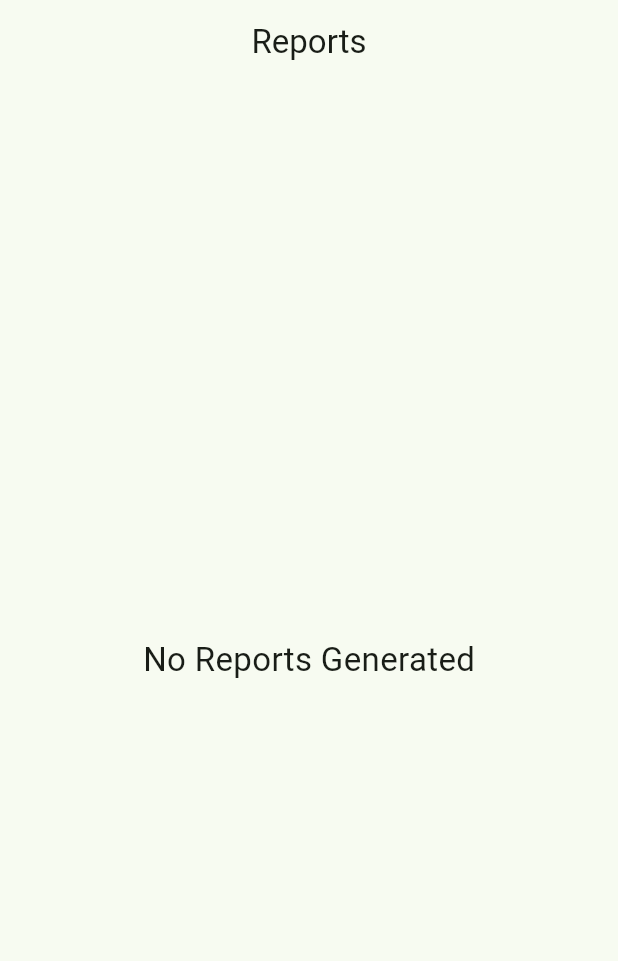
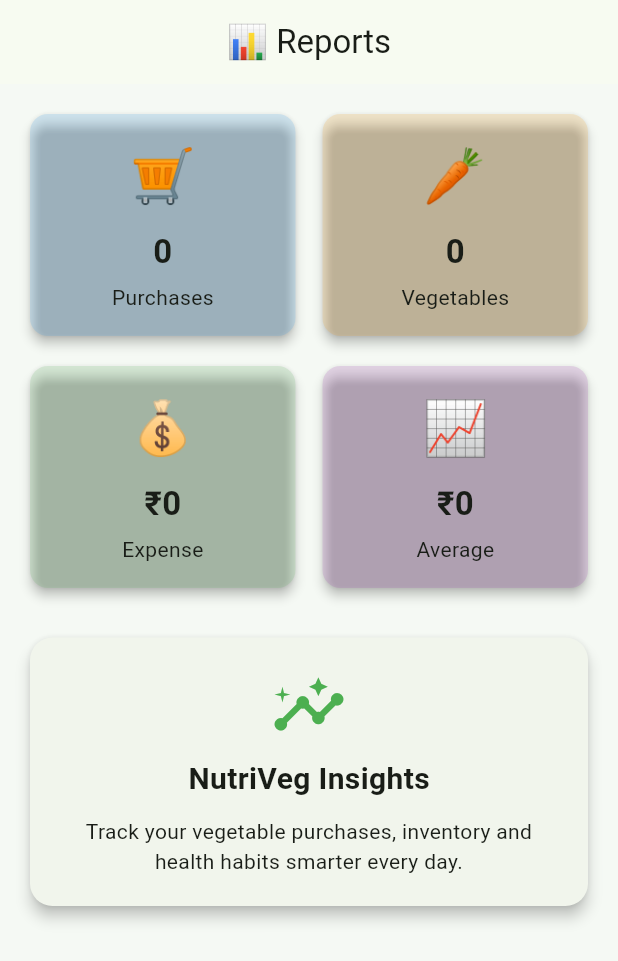
Before and after one commit to Abu-git27/nutriveg_home, a Flutter app: the ReportScreen screen opened directly, on a phone screen of 412 x 824 dp. Shown: the top 961 px of the screen. Run offline on Flutter 3.47's test engine with Material 3 defaults, Android fonts, the phone set to English and light mode, and no system bars; our stand-ins replace hive, hive_flutter; accounts and stored records are empty.

Commit message:
Day 8 - Reports dashboard and health score

```diff
--- a/lib/main.dart
+++ b/lib/main.dart
@@ -112,6 +112,28 @@ class DashboardScreen extends StatelessWidget {
     return total;
   }
 
+  int getHealthScore() {
+    final box = Hive.box('purchases');
+
+    Set<String> vegetables = {};
+
+    for (int i = 0; i < box.length; i++) {
+      final item = box.getAt(i);
+
+      vegetables.add(
+        item['vegetable']
+            .toString()
+            .toLowerCase(),
+      );
+    }
+
+    int count = vegetables.length;
+
+    if (count >= 5) return 100;
+
+    return count * 20;
+  }
+
   @override
   Widget build(BuildContext context) {
     return Scaffold(
@@ -146,9 +168,7 @@ class DashboardScreen extends StatelessWidget {
                         fontWeight: FontWeight.bold,
                       ),
                     ),
-
                     SizedBox(height: 5),
-
                     Text(
                       "Track your vegetables smartly",
                       style: TextStyle(
@@ -174,10 +194,11 @@ class DashboardScreen extends StatelessWidget {
 
                     const SizedBox(width: 10),
 
-                    const Expanded(
+                    Expanded(
                       child: DashboardCard(
                         title: "Health Score",
-                        value: "0",
+                        value:
+                        "${getHealthScore()}",
                         icon: Icons.favorite,
                       ),
                     ),
@@ -706,15 +727,159 @@ class ReportScreen extends StatelessWidget {
 
   @override
   Widget build(BuildContext context) {
+    final box = Hive.box('purchases');
+
     return Scaffold(
+      backgroundColor: const Color(0xFFF5F9F4),
       appBar: AppBar(
-        title: Text("Reports"),
+        title: const Text("📊 Reports"),
         centerTitle: true,
       ),
-      body: Center(
-        child: Text(
-          "No Reports Generated",
-          style: TextStyle(fontSize: 22),
+      body: ValueListenableBuilder(
+        valueListenable: box.listenable(),
+        builder: (context, Box box, _) {
+          int totalPurchases = box.length;
+
+          double totalExpense = 0;
+
+          Set<String> vegetables = {};
+
+          for (int i = 0; i < box.length; i++) {
+            final item = box.getAt(i);
+
+            totalExpense +=
+                double.tryParse(item['price'].toString()) ?? 0;
+
+            vegetables.add(
+              item['vegetable'].toString().toLowerCase(),
+            );
+          }
+
+          double averageExpense =
+          totalPurchases > 0
+              ? totalExpense / totalPurchases
+              : 0;
+
+          return SingleChildScrollView(
+            padding: const EdgeInsets.all(16),
+            child: Column(
+              children: [
+
+                Row(
+                  children: [
+                    Expanded(
+                      child: _reportCard(
+                        "🛒",
+                        "Purchases",
+                        "$totalPurchases",
+                        Colors.blue,
+                      ),
+                    ),
+                    const SizedBox(width: 10),
+                    Expanded(
+                      child: _reportCard(
+                        "🥕",
+                        "Vegetables",
+                        "${vegetables.length}",
+                        Colors.orange,
+                      ),
+                    ),
+                  ],
+                ),
+
+                const SizedBox(height: 12),
+
+                Row(
+                  children: [
+                    Expanded(
+                      child: _reportCard(
+                        "💰",
+                        "Expense",
+                        "₹${totalExpense.toStringAsFixed(0)}",
+                        Colors.green,
+                      ),
+                    ),
+                    const SizedBox(width: 10),
+                    Expanded(
+                      child: _reportCard(
+                        "📈",
+                        "Average",
+                        "₹${averageExpense.toStringAsFixed(0)}",
+                        Colors.purple,
+                      ),
+                    ),
+                  ],
+                ),
+
+                const SizedBox(height: 25),
+
+                Card(
+                  elevation: 4,
+                  shape: RoundedRectangleBorder(
+                    borderRadius: BorderRadius.circular(15),
+                  ),
+                  child: const Padding(
+                    padding: EdgeInsets.all(20),
+                    child: Column(
+                      children: [
+                        Icon(
+                          Icons.insights,
+                          size: 50,
+                          color: Colors.green,
+                        ),
+                        SizedBox(height: 10),
+                        Text(
+                          "NutriVeg Insights",
+                          style: TextStyle(
+                            fontSize: 20,
+                            fontWeight: FontWeight.bold,
+                          ),
+                        ),
+                        SizedBox(height: 10),
+                        Text(
+                          "Track your vegetable purchases, inventory and health habits smarter every day.",
+                          textAlign: TextAlign.center,
+                        ),
+                      ],
+                    ),
+                  ),
+                ),
+              ],
+            ),
+          );
+        },
+      ),
+    );
+  }
+
+  Widget _reportCard(
+      String emoji,
+      String title,
+      String value,
+      Color color,
+      ) {
+    return Card(
+      color: color.withOpacity(0.15),
+      elevation: 3,
+      child: Padding(
+        padding: const EdgeInsets.all(16),
+        child: Column(
+          children: [
+            Text(
+              emoji,
+              style: const TextStyle(fontSize: 35),
+            ),
+            const SizedBox(height: 10),
+            Text(
+              value,
+              style: const TextStyle(
+                fontSize: 22,
+                fontWeight: FontWeight.bold,
+              ),
+            ),
+            const SizedBox(height: 5),
+            Text(title),
+          ],
         ),
       ),
     );
```
